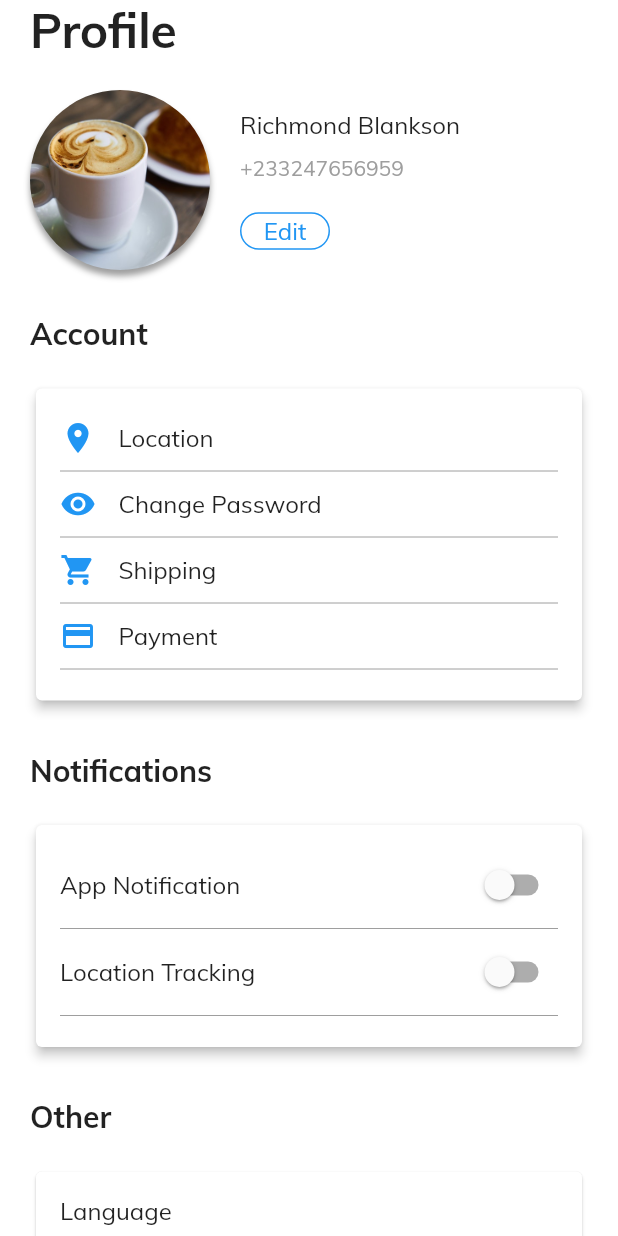
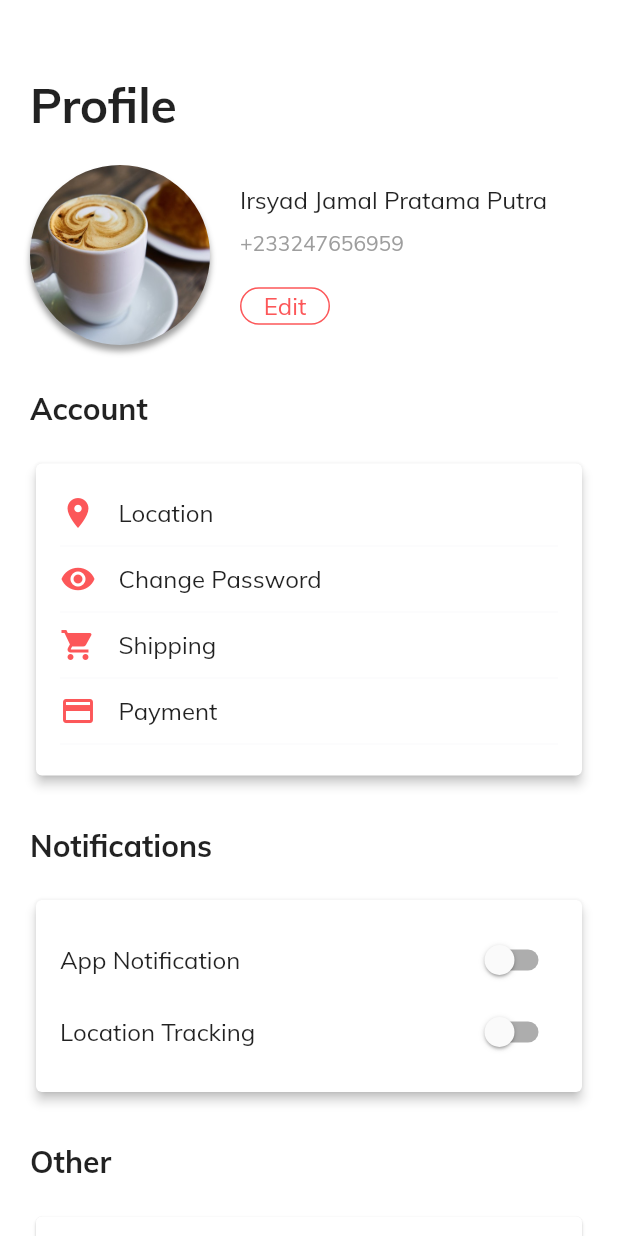
Before and after one commit to icadpratama/kurir_app, a Flutter app: the ProfileScreen screen opened directly, on a phone screen of 412 x 824 dp. Run offline on Flutter 3.47's test engine with Material 2 defaults, Android fonts, the phone set to English and light mode, and no system bars; our stand-ins replace firebase_auth, pin_input_text_field, sms_autofill; accounts and stored records are empty.

Commit message:
Fixing profile page

```diff
--- a/lib/Screens/Profile/profile_screen.dart
+++ b/lib/Screens/Profile/profile_screen.dart
@@ -18,7 +18,7 @@ class _ProfileScreenState extends State<ProfileScreen> {
       backgroundColor: Colors.white,
       body: SingleChildScrollView(
         child: Container(
-          padding: EdgeInsets.symmetric(horizontal: 20.0),
+          padding: EdgeInsets.symmetric(horizontal: 20.0, vertical: 50),
           child: Column(
             crossAxisAlignment: CrossAxisAlignment.start,
             children: <Widget>[
@@ -62,7 +62,7 @@ class _ProfileScreenState extends State<ProfileScreen> {
                     crossAxisAlignment: CrossAxisAlignment.start,
                     children: <Widget>[
                       Text(
-                        "Richmond Blankson",
+                        "Irsyad Jamal Pratama Putra",
                         style: TextStyle(
                           fontSize: 16.0,
                         ),
@@ -107,7 +107,7 @@ class _ProfileScreenState extends State<ProfileScreen> {
                       ),
                       Divider(
                         height: 10.0,
-                        color: Colors.grey,
+                        color: kBackgroundColor,
                       ),
                       CustomListTile(
                         icon: Icons.visibility,
@@ -115,7 +115,7 @@ class _ProfileScreenState extends State<ProfileScreen> {
                       ),
                       Divider(
                         height: 10.0,
-                        color: Colors.grey,
+                        color: kBackgroundColor,
                       ),
                       CustomListTile(
                         icon: Icons.shopping_cart,
@@ -123,7 +123,7 @@ class _ProfileScreenState extends State<ProfileScreen> {
                       ),
                       Divider(
                         height: 10.0,
-                        color: Colors.grey,
+                        color: kBackgroundColor,
                       ),
                       CustomListTile(
                         icon: Icons.payment,
@@ -131,7 +131,7 @@ class _ProfileScreenState extends State<ProfileScreen> {
                       ),
                       Divider(
                         height: 10.0,
-                        color: Colors.grey,
+                        color: kBackgroundColor,
                       ),
                     ],
                   ),
@@ -167,18 +167,14 @@ class _ProfileScreenState extends State<ProfileScreen> {
                           ),
                           Switch(
                             value: turnOnNotification,
+                            activeColor: kPrimaryColor,
                             onChanged: (bool value) {
-                              // print("The value: $value");
                               setState(() {
                                 turnOnNotification = value;
                               });
                             },
                           ),
                         ],
-                      ),
-                      Divider(
-                        height: 10.0,
-                        color: Colors.grey,
                       ),
                       Row(
                         mainAxisAlignment: MainAxisAlignment.spaceBetween,
@@ -191,18 +187,14 @@ class _ProfileScreenState extends State<ProfileScreen> {
                           ),
                           Switch(
                             value: turnOnLocation,
+                            activeColor: kPrimaryColor,
                             onChanged: (bool value) {
-                              // print("The value: $value");
                               setState(() {
                                 turnOnLocation = value;
                               });
                             },
                           ),
                         ],
-                      ),
-                      Divider(
-                        height: 10.0,
-                        color: Colors.grey,
                       ),
                     ],
                   ),
@@ -230,17 +222,14 @@ class _ProfileScreenState extends State<ProfileScreen> {
                       crossAxisAlignment: CrossAxisAlignment.start,
                       children: <Widget>[
                         Text("Language", style: TextStyle(fontSize: 16.0)),
-                        // SizedBox(height: 10.0,),
+                        SizedBox(
+                          height: 10.0,
+                        ),
                         Divider(
                           height: 30.0,
-                          color: Colors.grey,
+                          color: kBackgroundColor,
                         ),
                         Text("Currency", style: TextStyle(fontSize: 16.0)),
-                        // SizedBox(height: 10.0,),
-                        Divider(
-                          height: 30.0,
-                          color: Colors.grey,
-                        ),
                       ],
                     ),
                   ),
--- a/lib/components/custom_list_title.dart
+++ b/lib/components/custom_list_title.dart
@@ -1,4 +1,5 @@
 import 'package:flutter/material.dart';
+import 'package:kurirapp/constants.dart';
 
 class CustomListTile extends StatelessWidget {
   final IconData icon;
@@ -14,7 +15,7 @@ class CustomListTile extends StatelessWidget {
         children: <Widget>[
           Icon(
             icon,
-            color: Colors.blue,
+            color: kPrimaryColor,
           ),
           SizedBox(
             width: 15.0,
--- a/lib/components/small_button.dart
+++ b/lib/components/small_button.dart
@@ -1,4 +1,5 @@
 import 'package:flutter/material.dart';
+import 'package:kurirapp/constants.dart';
 
 class SmallButton extends StatelessWidget {
   final String btnText;
@@ -12,13 +13,13 @@ class SmallButton extends StatelessWidget {
       width: 60.0,
       decoration: BoxDecoration(
           border: Border.all(
-            color: Colors.blue,
+            color: kPrimaryColor,
           ),
           borderRadius: BorderRadius.circular(20.0)),
       child: Center(
         child: Text(
           "$btnText",
-          style: TextStyle(color: Colors.blue, fontSize: 16.0),
+          style: TextStyle(color: kPrimaryColor, fontSize: 16.0),
         ),
       ),
     );
```
